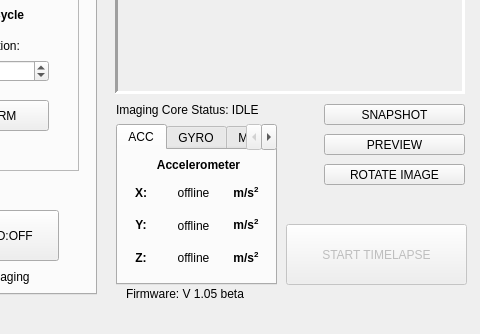
First picture: the form in _ui/Clinostat.ui, repository CoCl-Jerry/SciSpin_Max_Dev, before the edit; both pictures show x 544 to 1024 and y 266 to 600 of the 1024 by 600 pixel window.
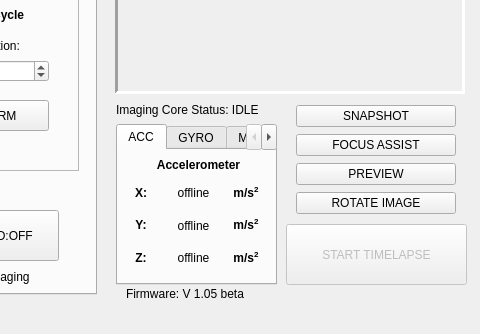
Second picture: the form after the edit. The open tabs and pages were chosen to show the change. Icons and pictures are not drawn.

What changed in the file:
```diff
--- a/_ui/Clinostat.ui
+++ b/_ui/Clinostat.ui
@@ -1098,38 +1098,6 @@
      <string>START TIMELAPSE</string>
     </property>
    </widget>
-   <widget class="QPushButton" name="snapshot_pushButton">
-    <property name="enabled">
-     <bool>true</bool>
-    </property>
-    <property name="geometry">
-     <rect>
-      <x>868</x>
-      <y>370</y>
-      <width>141</width>
-      <height>21</height>
-     </rect>
-    </property>
-    <property name="text">
-     <string>SNAPSHOT</string>
-    </property>
-   </widget>
-   <widget class="QPushButton" name="preview_pushButton">
-    <property name="enabled">
-     <bool>true</bool>
-    </property>
-    <property name="geometry">
-     <rect>
-      <x>868</x>
-      <y>400</y>
-      <width>141</width>
-      <height>21</height>
-     </rect>
-    </property>
-    <property name="text">
-     <string>PREVIEW</string>
-    </property>
-   </widget>
    <widget class="QLabel" name="version_label">
     <property name="geometry">
      <rect>
@@ -1552,22 +1520,6 @@
      </widget>
     </widget>
    </widget>
-   <widget class="QPushButton" name="rotate_pushButton">
-    <property name="enabled">
-     <bool>true</bool>
-    </property>
-    <property name="geometry">
-     <rect>
-      <x>868</x>
-      <y>430</y>
-      <width>141</width>
-      <height>21</height>
-     </rect>
-    </property>
-    <property name="text">
-     <string>ROTATE IMAGE</string>
-    </property>
-   </widget>
    <widget class="QLabel" name="core_status_label">
     <property name="geometry">
      <rect>
@@ -1581,6 +1533,55 @@
      <string>Imaging Core Status: IDLE</string>
     </property>
    </widget>
+   <widget class="QWidget" name="verticalLayoutWidget">
+    <property name="geometry">
+     <rect>
+      <x>840</x>
+      <y>370</y>
+      <width>160</width>
+      <height>112</height>
+     </rect>
+    </property>
+    <layout class="QVBoxLayout" name="verticalLayout_17">
+     <item>
+      <widget class="QPushButton" name="snapshot_pushButton">
+       <property name="enabled">
+        <bool>true</bool>
+       </property>
+       <property name="text">
+        <string>SNAPSHOT</string>
+       </property>
+      </widget>
+     </item>
+     <item>
+      <widget class="QPushButton" name="focus_pushButton">
+       <property name="text">
+        <string>FOCUS ASSIST</string>
+       </property>
+      </widget>
+     </item>
+     <item>
+      <widget class="QPushButton" name="preview_pushButton">
+       <property name="enabled">
+        <bool>true</bool>
+       </property>
+       <property name="text">
+        <string>PREVIEW</string>
+       </property>
+      </widget>
+     </item>
+     <item>
+      <widget class="QPushButton" name="rotate_pushButton">
+       <property name="enabled">
+        <bool>true</bool>
+       </property>
+       <property name="text">
+        <string>ROTATE IMAGE</string>
+       </property>
+      </widget>
+     </item>
+    </layout>
+   </widget>
   </widget>
   <action name="actionOpen_Directory">
    <property name="enabled">
```
Left out of the diff: 2 changed lines with no effect on the pictures.
